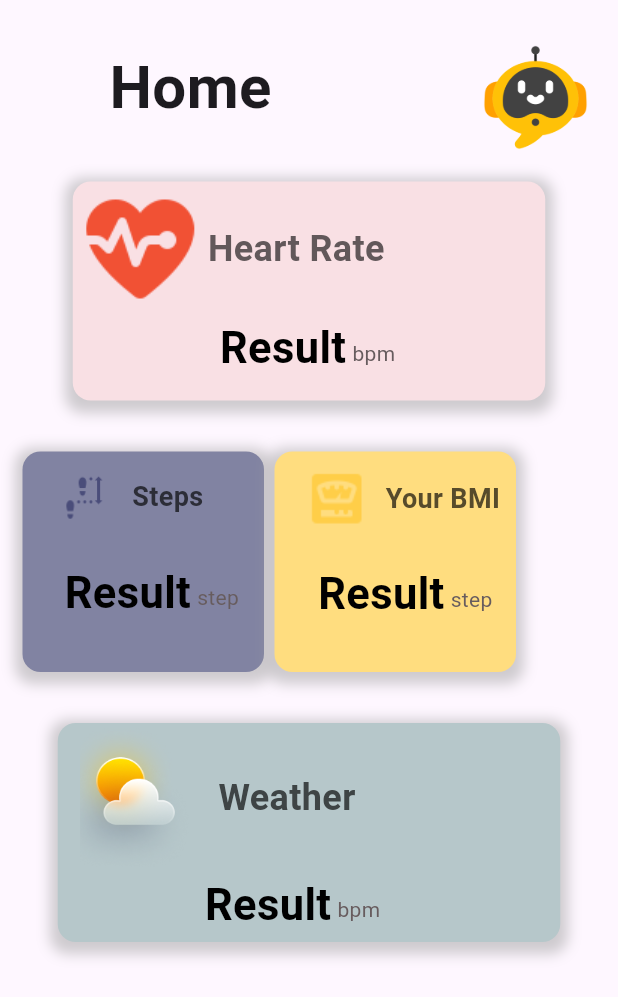
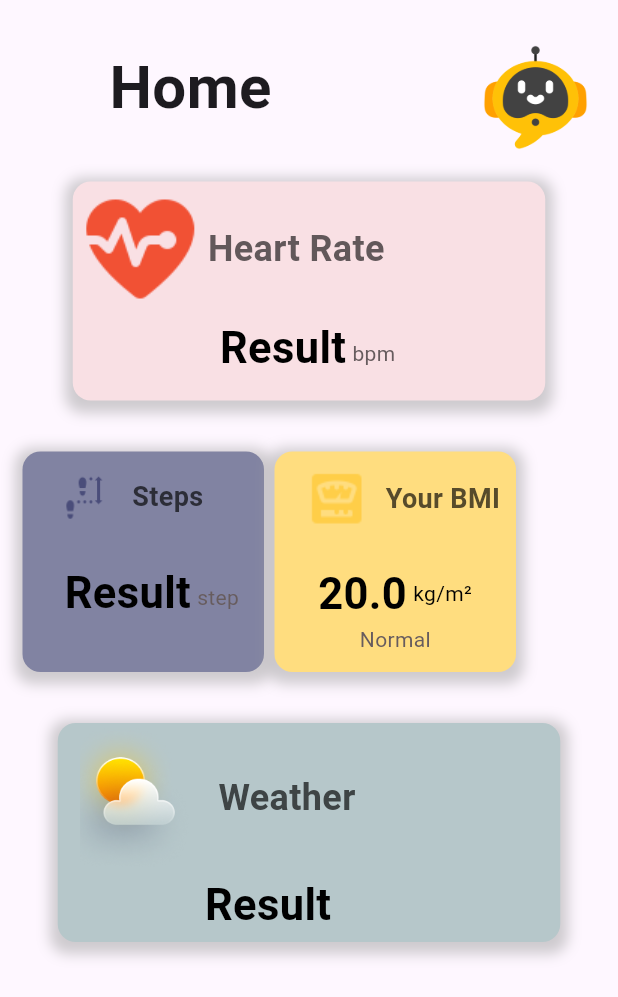
Before and after one commit to RamaTobbo/flutter1, a Flutter app: the Homepage screen opened directly, on a phone screen of 412 x 824 dp. Shown: the top 997 px of the screen. Run offline on Flutter 3.47's test engine with Material 3 defaults, Android fonts, the phone set to English and light mode, and no system bars; our stand-ins replace audioplayers, chat_bubbles, cloud_firestore, dots_indicator, firebase_core, firebase_messaging and 17 more; missing offline and left inert: jumping_dot, mobile_scanner; accounts and stored records are empty.

Commit message:
Initial commit

```diff
--- a/lib/screens/CaloriesBurnedPerExercise.dart
+++ b/lib/screens/CaloriesBurnedPerExercise.dart
@@ -100,7 +100,7 @@ class _CaloriesburnedperexerciseState extends State<Caloriesburnedperexercise> {
                                 color: Colors.amber,
                               ),
                               child: Padding(
-                                padding: const EdgeInsets.only(left: 108.0),
+                                padding: const EdgeInsets.only(left: 100.0),
                                 child: Text(
                                   '${exercise.exerciseName}',
                                   style: GoogleFonts.robotoSlab(
@@ -136,7 +136,7 @@ class _CaloriesburnedperexerciseState extends State<Caloriesburnedperexercise> {
                                         Text(
                                           '${exercise.exerciseName}',
                                           style: GoogleFonts.robotoSlab(
-                                              fontSize: 18,
+                                              fontSize: 15,
                                               fontWeight: FontWeight.bold,
                                               color: Colors.black),
                                         ),
@@ -144,7 +144,7 @@ class _CaloriesburnedperexerciseState extends State<Caloriesburnedperexercise> {
                                     ),
                                   ),
                                   SizedBox(
-                                    height: 10,
+                                    height: 20,
                                   ),
                                   Row(
                                     mainAxisAlignment: MainAxisAlignment.center,
--- a/lib/screens/HomePage.dart
+++ b/lib/screens/HomePage.dart
@@ -40,6 +40,18 @@ class _HomepageState extends State<Homepage> {
   @override
   Widget build(BuildContext context) {
     final themeProvider1 = Provider.of<ThemeProvider>(context);
+    final bmi = Provider.of<UserData>(context, listen: false).bmi;
+
+    String bmiCategory;
+    if (bmi < 18.5) {
+      bmiCategory = 'UnderWeight';
+    } else if (bmi > 18.5 && bmi <= 24.9) {
+      bmiCategory = 'Normal';
+    } else if (bmi > 15 && bmi <= 29.9) {
+      bmiCategory = 'OverWeight';
+    } else {
+      bmiCategory = 'Obese';
+    }
     return PopScope(
       canPop: false,
       child: Stack(
@@ -252,7 +264,8 @@ class _HomepageState extends State<Homepage> {
                                         left: 20.0, top: 20),
                                     child: Row(
                                       children: [
-                                        Text('Result',
+                                        Text(
+                                            '${Provider.of<UserData>(context, listen: false).bmi}',
                                             style: GoogleFonts.roboto(
                                                 fontSize: 29,
                                                 fontWeight: FontWeight.bold,
@@ -260,17 +273,19 @@ class _HomepageState extends State<Homepage> {
                                         const SizedBox(
                                           width: 4,
                                         ),
-                                        Padding(
-                                          padding:
-                                              const EdgeInsets.only(top: 8.0),
-                                          child: Text('step',
-                                              style: GoogleFonts.roboto(
-                                                  color:
-                                                      const Color(0xFF675c5e))),
-                                        )
+                                        Text(
+                                          'kg/m²',
+                                          style: TextStyle(color: Colors.black),
+                                        ),
                                       ],
                                     ),
                                   ),
+                                  Padding(
+                                    padding: const EdgeInsets.only(top: 0.0),
+                                    child: Text('${bmiCategory}',
+                                        style: GoogleFonts.roboto(
+                                            color: const Color(0xFF675c5e))),
+                                  )
                                 ],
                               ),
                             ),
@@ -332,7 +347,7 @@ class _HomepageState extends State<Homepage> {
                                     ),
                                     Padding(
                                       padding: const EdgeInsets.only(top: 8.0),
-                                      child: Text('bpm',
+                                      child: Text('',
                                           style: GoogleFonts.roboto(
                                               color: const Color(0xFF675c5e))),
                                     )
```
Also changed, not shown: lib/DataHistory/caloriesAndDaysChart.dart (+70 -57 lines), lib/DataHistory/drinkWater.dart (added, +15 -0 lines), lib/DataHistory/exercisesCalendar.dart (added, +145 -0 lines), lib/screens/trainingExercises.dart (+11 -3 lines), assets/images/water.png (added).
